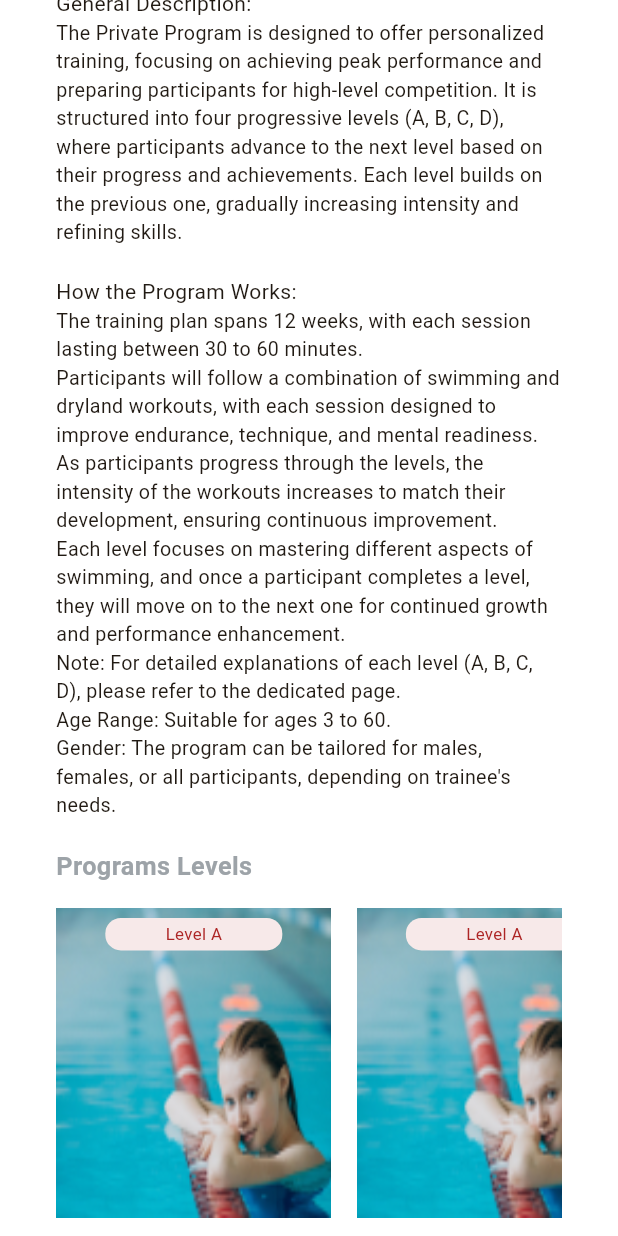
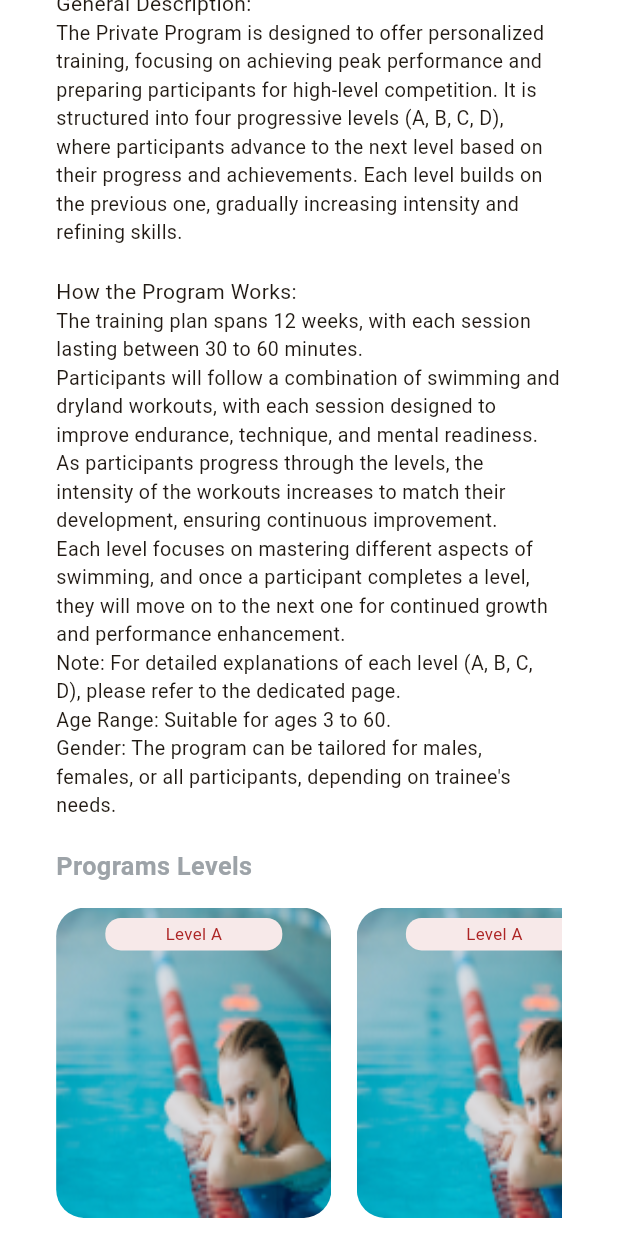
Before and after one commit to AnnotexCo/Hola-Academy, a Flutter app: the DetailClassScreen screen opened by its route, scrolled down 162 dp, on a phone screen of 412 x 824 dp. Run offline on Flutter 3.47's test engine with Material 3 defaults, Android fonts, the light colour scheme and no system bars; our stand-ins replace dropdown_button2, easy_date_timeline, flutter_screenutil, flutter_svg, image_picker, scroll_snap_list and 1 more; project files that could hold a hidden picture were left out.

Commit message:
fix: add clipping to program card image for better border radius effect

```diff
--- a/lib/features/home/components/program_card.dart
+++ b/lib/features/home/components/program_card.dart
@@ -26,7 +26,9 @@ class ProgramCard extends StatelessWidget {
           decoration: BoxDecoration(
             borderRadius: BorderRadius.circular(22.r),
           ),
-          child: Image.asset(ImageManager.programImage, fit: BoxFit.fill),
+          child: ClipRRect(
+              borderRadius: BorderRadius.circular(22.r),
+              child: Image.asset(ImageManager.programImage, fit: BoxFit.fill)),
         ),
         Positioned(
             top: 8.h,
```
